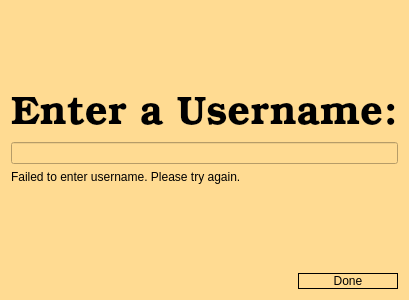
This is username.ui in zxjorge/EDApp as Qt 5 draws it before an edit. The edited form follows.
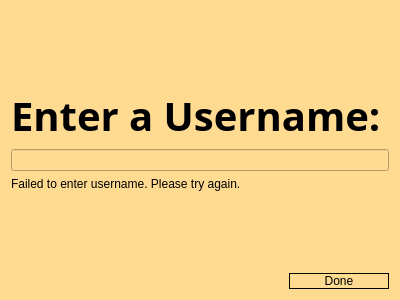
This is the edited form.

```diff
--- a/username.ui
+++ b/username.ui
@@ -34,10 +34,16 @@
     <widget class="QLabel" name="label">
      <property name="font">
       <font>
-       <family>Bookman Old Style</family>
+       <family>25pt</family>
        <pointsize>30</pointsize>
+       <italic>false</italic>
+       <bold>true</bold>
       </font>
      </property>
+     <property name="styleSheet">
+      <string notr="true">font:600,25pt,&quot;Bookman Old Style&quot;;
+color: rgb(0, 0, 0);</string>
+     </property>
      <property name="text">
       <string>Enter a Username:</string>
      </property>
@@ -51,6 +57,10 @@
      <property name="enabled">
       <bool>true</bool>
      </property>
+     <property name="styleSheet">
+      <string notr="true">font:600,25pt,&quot;Bookman Old Style&quot;;
+color: rgb(0, 0, 0);</string>
+     </property>
      <property name="text">
       <string>Failed to enter username. Please try again.</string>
      </property>
@@ -83,7 +93,8 @@
      <property name="styleSheet">
       <string notr="true">font: 300 14pt &quot;Bookman Old Style&quot;;
 background-color: transparent;
-border: 1px solid black;</string>
+border: 1px solid black;
+color: rgb(0, 0, 0);</string>
      </property>
      <property name="text">
       <string>Done</string>
```
